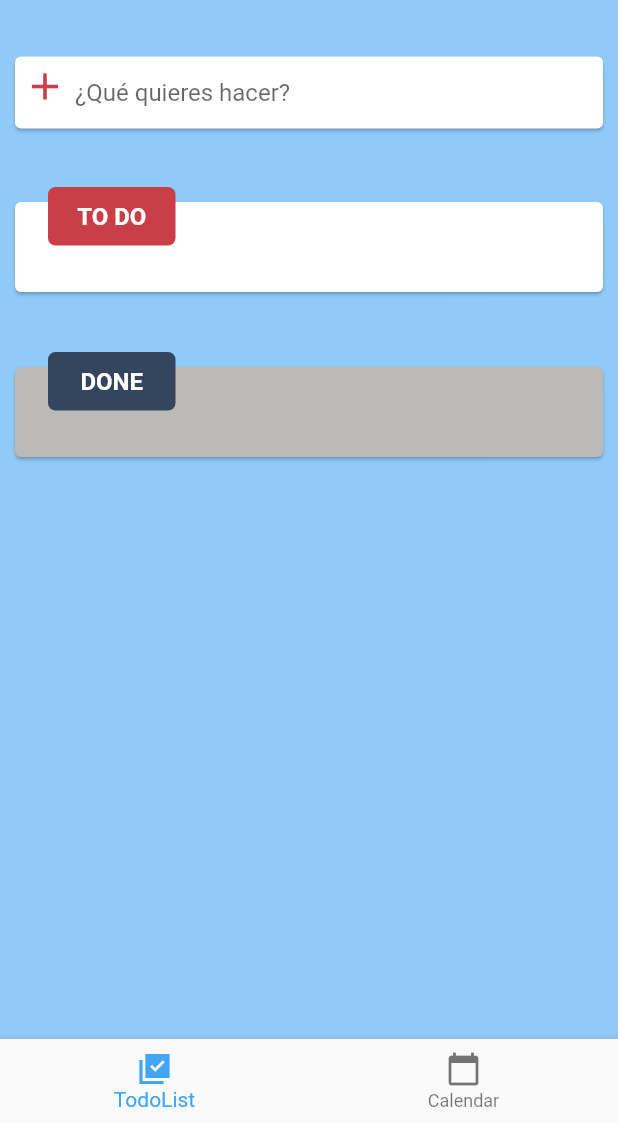
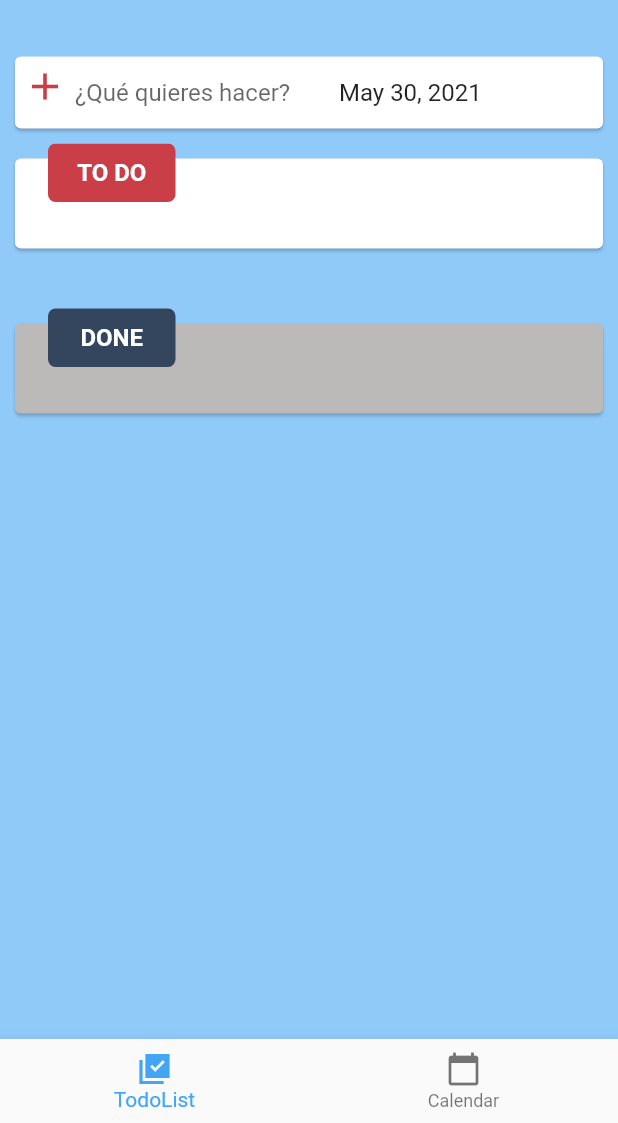
Before and after one commit to juantot9/goodreminder, a Flutter app: the screen it shows once a user with an empty profile is signed in, on a phone screen of 412 x 824 dp, the part 113-1236 px from its top. Run offline on Flutter 3.47's test engine with Material 2 defaults, Android fonts, the phone set to English and light mode, and no system bars; drawn by our look-alikes of date_field; our stand-ins replace firebase_auth, firebase_core, share_plus, sqflite; accounts and stored records are empty.

Commit message:
datepicker y esas cosas

```diff
--- a/lib/models/db.dart
+++ b/lib/models/db.dart
@@ -16,7 +16,8 @@ CREATE TABLE "todos" (
 	 "title" TEXT NOT NULL,
 	 "created" text NOT NULL,
 	 "updated" TEXT NOT NULL,
-	 "status" integer DEFAULT $kTodosStatusActive
+	 "status" integer DEFAULT $kTodosStatusActive,
+   "dateTodo" TEXT NOT NULL
 );
 ''';
 
--- a/lib/screens/home/todo.dart
+++ b/lib/screens/home/todo.dart
@@ -7,7 +7,6 @@ import 'package:good_reminder/widgets/header.dart';
 import 'package:good_reminder/widgets/popup.dart';
 import 'package:good_reminder/widgets/task_input.dart';
 import 'package:good_reminder/widgets/todo.dart';
-
 
 class TodoList extends StatefulWidget {
   @override
@@ -21,6 +20,8 @@ class _TodoListState extends State<TodoList> {
     super.initState();
     getTodosAndDones();
   }
+
+  DateTime selectedDate = DateTime.now();
   List<Model.TodoItem> todos;
   List<Model.TodoItem> dones;
   Widget build(BuildContext context) {
@@ -71,7 +72,7 @@ class _TodoListState extends State<TodoList> {
                   ],
                 ),
               ),
-                expandedHeight: 200,
+              expandedHeight: 171,
             ),
             SliverList(
               delegate: SliverChildBuilderDelegate(
@@ -103,6 +104,7 @@ class _TodoListState extends State<TodoList> {
       ),
     );
   }
+
   void getTodosAndDones() async {
     final _todos = await DBWrapper.sharedInstance.getTodos();
     final _dones = await DBWrapper.sharedInstance.getDones();
@@ -113,8 +115,10 @@ class _TodoListState extends State<TodoList> {
     });
   }
 
-  void addTaskInTodo({@required TextEditingController controller}) {
+  void addTaskInTodo(dateController,
+      {@required TextEditingController controller}) {
     final inputText = controller.text.trim();
+    final DateTime inputDate = dateController;
 
     if (inputText.length > 0) {
       // Add todos
@@ -132,6 +136,7 @@ class _TodoListState extends State<TodoList> {
     }
 
     controller.text = '';
+    dateController = null;
   }
 
   void markTodoAsDone({@required int pos}) {
--- a/lib/widgets/task_input.dart
+++ b/lib/widgets/task_input.dart
@@ -1,4 +1,5 @@
 import 'package:flutter/material.dart';
+import 'package:date_field/date_field.dart';
 
 class TaskInput extends StatefulWidget {
   final Function onSubmitted;
@@ -11,6 +12,7 @@ class TaskInput extends StatefulWidget {
 
 class _TaskInputState extends State<TaskInput> {
   TextEditingController textEditingController = TextEditingController();
+  TextEditingController dateEditingController = TextEditingController();
 
   @override
   Widget build(BuildContext context) {
@@ -39,8 +41,22 @@ class _TaskInputState extends State<TaskInput> {
                     border: InputBorder.none),
                 textInputAction: TextInputAction.done,
                 controller: textEditingController,
-                onEditingComplete: () {
+                /*onEditingComplete: () {
                   widget.onSubmitted(controller: textEditingController);
+                  widget.onSubmitted(controller: dateEditingController);
+                },*/
+              ),
+            ),
+            Expanded(
+              child: DateTimeField(
+                selectedDate: selectedDate,
+                mode:DateTimeFieldPickerMode.date,
+                decoration: InputDecoration(
+                    hintText: '¿Y cuándo?',
+                    border: InputBorder.none),
+                onDateSelected: (DateTime value) {
+                  widget.onSubmitted(value, controller: textEditingController);
+                  // widget.onSubmitted(controller: dateEditingController);
                 },
               ),
             ),
@@ -49,4 +65,5 @@ class _TaskInputState extends State<TaskInput> {
       ),
     );
   }
+  DateTime selectedDate = DateTime.now();
 }
--- a/pubspec.yaml
+++ b/pubspec.yaml
@@ -40,6 +40,8 @@ dependencies:
   share_plus: ^2.1.2
   path: ^1.8.0
   table_calendar: ^3.0.0
+  intl: ^0.17.0
+  date_field: ^2.0.1
 
 dev_dependencies:
   flutter_test:
```
Also changed, not shown: pubspec.lock. Lines whose indentation alone changed are shown as unchanged.
